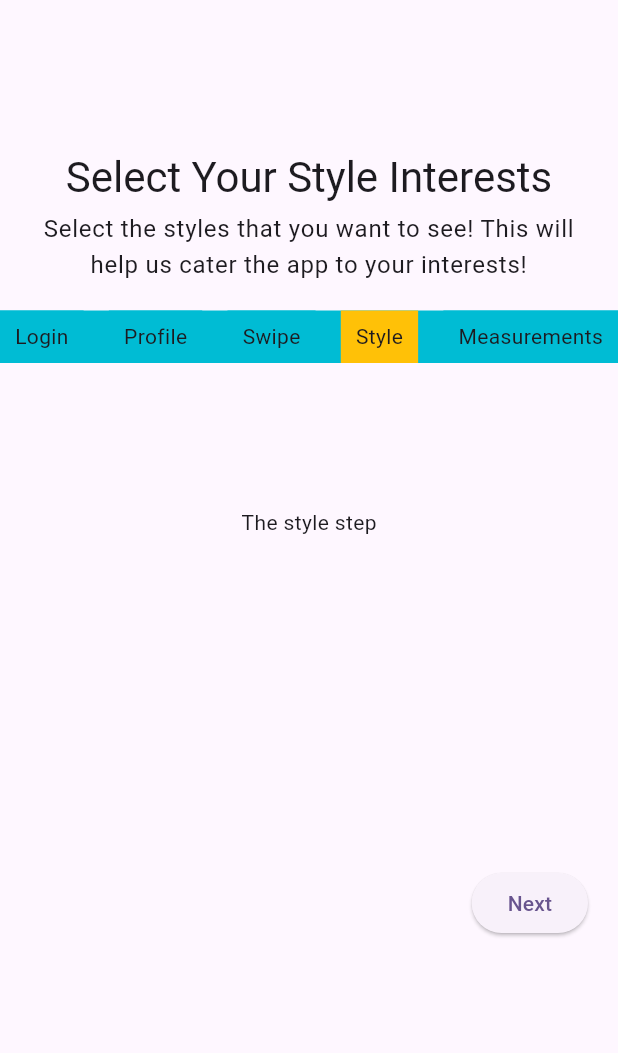
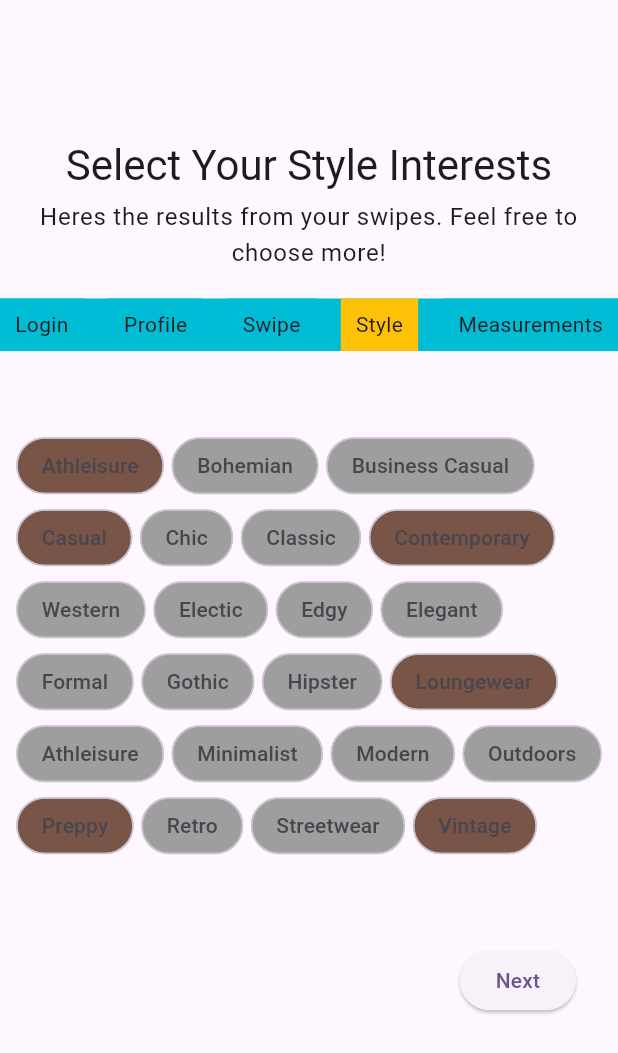
Before and after one commit to rndvouz/rndvouz_mobile_app, a Flutter app: the SignUpStyle screen opened by its route, on a phone screen of 412 x 824 dp. Shown: the top 1053 px of the screen. Run offline on Flutter 3.47's test engine with Material 2 defaults, Android fonts, the phone set to English and light mode, and no system bars; our stand-ins replace numberpicker.

Commit message:
created mockup UI for the style portion of onboarding

```diff
--- a/app/lib/onboarding_process/sign_up_style.dart
+++ b/app/lib/onboarding_process/sign_up_style.dart
@@ -13,6 +13,12 @@ class _SignUpStyleState extends State<SignUpStyle> {
   @override
   Widget build(BuildContext context) {
     const String step = 'style';
+    const OutlinedBorder roundBorder = RoundedRectangleBorder(
+        borderRadius: BorderRadius.only(
+            topLeft: Radius.circular(30),
+            topRight: Radius.circular(30),
+            bottomLeft: Radius.circular(30),
+            bottomRight: Radius.circular(30)));
 
     return Scaffold(
       body: Center(
@@ -21,15 +27,139 @@ class _SignUpStyleState extends State<SignUpStyle> {
         crossAxisAlignment: CrossAxisAlignment.center,
         children: <Widget>[
           SignUpTopBar(state: step),
-          SizedBox(
+          Padding(
+            padding: const EdgeInsets.all(8.0),
+            child: SizedBox(
                 width: 500.0,
                 height: 500.0,
                 child: Column(
                   mainAxisAlignment: MainAxisAlignment.center,
                   crossAxisAlignment: CrossAxisAlignment.center,
-                children: [
-                  const Text("The style step"),
-                  const SizedBox(height: 200.0),
+                  children: <Widget>[
+                    Wrap(
+                      spacing: 5.0,
+                      children: <Widget>[
+                        Chip(
+                          label: new Text('Athleisure'),
+                          shape: roundBorder,
+                          backgroundColor: Colors.brown,
+                        ),
+                        Chip(
+                          label: new Text('Bohemian'),
+                          shape: roundBorder,
+                          backgroundColor: Colors.grey,
+                        ),
+                        Chip(
+                          label: new Text('Business Casual'),
+                          shape: roundBorder,
+                          backgroundColor: Colors.grey,
+                        ),
+                        Chip(
+                          label: new Text('Casual'),
+                          shape: roundBorder,
+                          backgroundColor: Colors.brown,
+                        ),
+                        Chip(
+                          label: new Text('Chic'),
+                          shape: roundBorder,
+                          backgroundColor: Colors.grey,
+                        ),
+                        Chip(
+                          label: new Text('Classic'),
+                          shape: roundBorder,
+                          backgroundColor: Colors.grey,
+                        ),
+                        Chip(
+                          label: new Text('Contemporary'),
+                          shape: roundBorder,
+                          backgroundColor: Colors.brown,
+                        ),
+                        Chip(
+                          label: new Text('Western'),
+                          shape: roundBorder,
+                          backgroundColor: Colors.grey,
+                        ),
+                        Chip(
+                          label: new Text('Electic'),
+                          shape: roundBorder,
+                          backgroundColor: Colors.grey,
+                        ),
+                        Chip(
+                          label: new Text('Edgy'),
+                          shape: roundBorder,
+                          backgroundColor: Colors.grey,
+                        ),
+                        Chip(
+                          label: new Text('Elegant'),
+                          shape: roundBorder,
+                          backgroundColor: Colors.grey,
+                        ),
+                        Chip(
+                          label: new Text('Formal'),
+                          shape: roundBorder,
+                          backgroundColor: Colors.grey,
+                        ),
+                        Chip(
+                          label: new Text('Gothic'),
+                          shape: roundBorder,
+                          backgroundColor: Colors.grey,
+                        ),
+                        Chip(
+                          label: new Text('Hipster'),
+                          shape: roundBorder,
+                          backgroundColor: Colors.grey,
+                        ),
+                        Chip(
+                          label: new Text('Loungewear'),
+                          shape: roundBorder,
+                          backgroundColor: Colors.brown,
+                        ),
+                        Chip(
+                          label: new Text('Athleisure'),
+                          shape: roundBorder,
+                          backgroundColor: Colors.grey,
+                        ),
+                        Chip(
+                          label: new Text('Minimalist'),
+                          shape: roundBorder,
+                          backgroundColor: Colors.grey,
+                        ),
+                        Chip(
+                          label: new Text('Modern'),
+                          shape: roundBorder,
+                          backgroundColor: Colors.grey,
+                        ),
+                        Chip(
+                          label: new Text('Outdoors'),
+                          shape: roundBorder,
+                          backgroundColor: Colors.grey,
+                        ),
+                        Chip(
+                          label: new Text('Preppy'),
+                          shape: roundBorder,
+                          backgroundColor: Colors.brown,
+                        ),
+                        Chip(
+                          label: new Text('Retro'),
+                          shape: roundBorder,
+                          backgroundColor: Colors.grey,
+                        ),
+                        Chip(
+                          label: new Text('Streetwear'),
+                          shape: roundBorder,
+                          backgroundColor: Colors.grey,
+                        ),
+                        Chip(
+                          label: new Text('Vintage'),
+                          shape: roundBorder,
+                          backgroundColor: Colors.brown,
+                        ),
+                      ],
+                    ),
+                    const SizedBox(
+                      height: 35.0,
+                      width: 200.0,
+                    ),
                     Row(
                       mainAxisAlignment: MainAxisAlignment.end,
                       children: <Widget>[
@@ -53,6 +183,7 @@ class _SignUpStyleState extends State<SignUpStyle> {
                     )
                   ],
                 )),
+          ),
         ],
       )),
     );
--- a/app/lib/onboarding_process/sign_up_top_bar.dart
+++ b/app/lib/onboarding_process/sign_up_top_bar.dart
@@ -27,7 +27,7 @@ class SignUpTopBar extends StatelessWidget {
       'state': 'Style',
       'title': 'Select Your Style Interests',
       'description':
-          'Select the styles that you want to see! This will help us cater the app to your interests!',
+          'Heres the results from your swipes. Feel free to choose more!',
     },
     {
       'state': 'Measurements',
```
Lines whose indentation alone changed are shown as unchanged.
